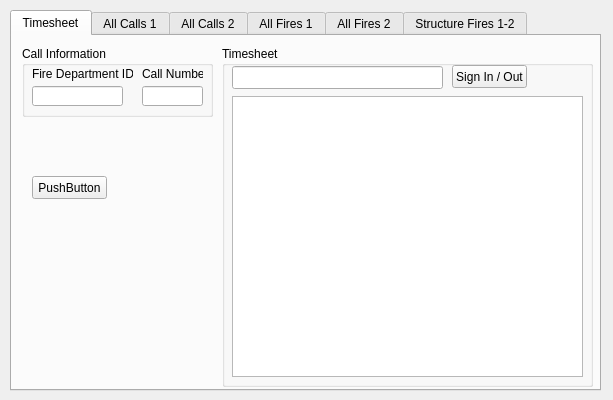
Old version of the form src/forms/wndactivecall.ui in the repository JDougherty/Fire-Department-Management-System.
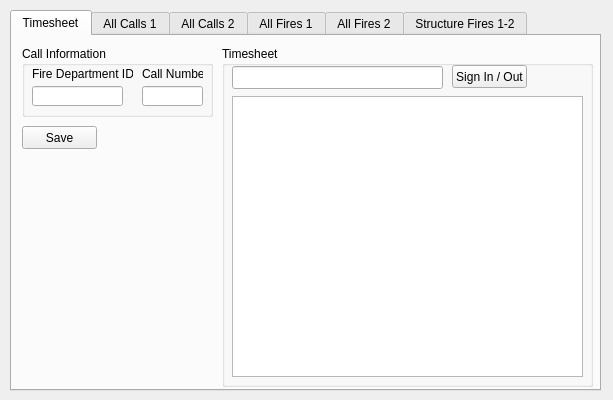
New version of the form. The open tabs and pages were chosen to show the change.

Commit message: Added private function to MainWindow to load wndActiveCall. Fixed window title in wndActiveCall. Removed test database function from wndActiveCall. Added unique identifier variable to wndActiveCall. Added wndActiveCall::insert. Added wndActiveCall::updateInformation. Added proper error/information messages in wndActiveCall::updateInformation. Properly formatted date in wndActiveCall::updateInformation. Changed a temporary debug to a proper return in wndActiveDrill::read. Implemented search functionality for calls in wndSearch.

```diff
--- a/src/forms/wndactivecall.ui
+++ b/src/forms/wndactivecall.ui
@@ -187,14 +187,14 @@
      <widget class="QPushButton" name="pushButton">
       <property name="geometry">
        <rect>
-        <x>20</x>
-        <y>140</y>
+        <x>10</x>
+        <y>90</y>
         <width>75</width>
         <height>23</height>
        </rect>
       </property>
       <property name="text">
-       <string>PushButton</string>
+       <string>Save</string>
       </property>
      </widget>
     </widget>
```
Left out of the diff: 8 changed lines with no effect on the pictures. The commit also changes 6 other files.
